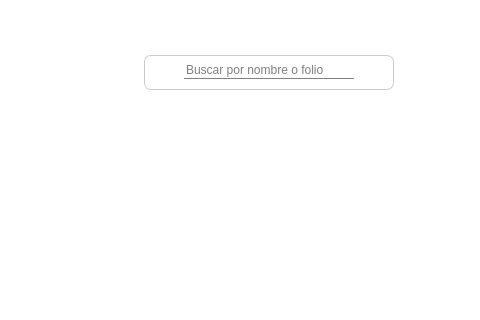
Old version of the form hospital-Core/Widgets/Medico/medico_horario.ui in the repository MrDanielG/Hospital-SCRUM; both pictures show x 886 to 1366 and y 0 to 320 of the 1366 by 711 pixel window.
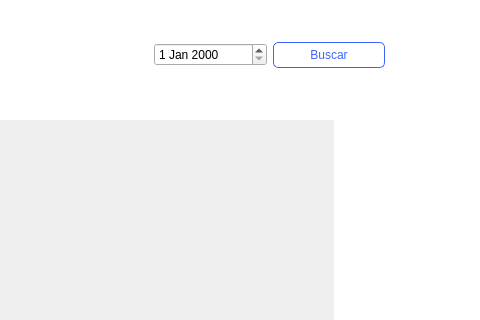
New version of the form.

Commit message: horario mejorado

Diff of the .ui file:
```diff
--- a/hospital-Core/Widgets/Medico/medico_horario.ui
+++ b/hospital-Core/Widgets/Medico/medico_horario.ui
@@ -41,12 +41,12 @@
      <x>120</x>
      <y>120</y>
      <width>1100</width>
-     <height>400</height>
+     <height>471</height>
     </rect>
    </property>
    <property name="styleSheet">
-    <string notr="true">border: none;
-background: white;</string>
+    <string notr="true">background-color: none;
+border:none;</string>
    </property>
    <property name="widgetResizable">
     <bool>true</bool>
@@ -57,7 +57,7 @@
       <x>0</x>
       <y>0</y>
       <width>1100</width>
-      <height>400</height>
+      <height>471</height>
      </rect>
     </property>
     <layout class="QGridLayout" name="gridLayout_3">
@@ -89,63 +89,37 @@
     <string>Medico</string>
    </property>
   </widget>
-  <widget class="QWidget" name="widget" native="true">
-   <property name="geometry">
-    <rect>
-     <x>1030</x>
-     <y>55</y>
-     <width>250</width>
-     <height>35</height>
-    </rect>
-   </property>
-   <property name="minimumSize">
-    <size>
-     <width>250</width>
-     <height>35</height>
-    </size>
-   </property>
-   <property name="maximumSize">
-    <size>
-     <width>16777215</width>
-     <height>35</height>
-    </size>
-   </property>
-   <property name="styleSheet">
-    <string notr="true">border: 1px solid #CBCBCB;
-border-radius: 7px;</string>
-   </property>
-  </widget>
-  <widget class="QWidget" name="layoutWidget">
+  <widget class="QWidget" name="">
    <property name="geometry">
     <rect>
      <x>1040</x>
-     <y>60</y>
-     <width>230</width>
-     <height>22</height>
+     <y>40</y>
+     <width>231</width>
+     <height>30</height>
     </rect>
    </property>
    <layout class="QHBoxLayout" name="horizontalLayout">
     <item>
-     <widget class="QLineEdit" name="lineEdit">
-      <property name="minimumSize">
-       <size>
-        <width>170</width>
-        <height>0</height>
-       </size>
-      </property>
-      <property name="maximumSize">
-       <size>
-        <width>150</width>
-        <height>16777215</height>
-       </size>
-      </property>
+     <widget class="QDateEdit" name="dateEdit"/>
+    </item>
+    <item>
+     <widget class="QPushButton" name="pushButton">
       <property name="styleSheet">
-       <string notr="true">border: none;
-border-bottom: 1px solid #818181;
-background: none;</string>
+       <string notr="true">*{
+	background-color: white;
+	color: #3E64FF;
+	border: 1px solid #3E64FF;
+	border-radius: 5px;
+	padding: 5px;
+}
+
+:hover{
+	color: white;
+	background-color: #3E64FF;
+}</string>
       </property>
-      <property name="placeholderText">
-       <string>Buscar por nombre o folio</string>
+      <property name="text">
+       <string>Buscar</string>
       </property>
      </widget>
     </item>
```
The commit also changes 10 other files.
